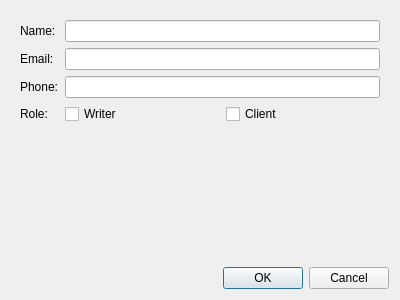
This is ccreatecontactdialog.ui in lazin87/KotkaSource as Qt 5 draws it before an edit. The edited form follows.
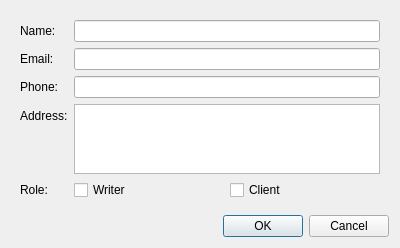
This is the edited form.

Commit message: implemented validation methods to ccontactcreate dialog

Patch:
```diff
--- a/ccreatecontactdialog.ui
+++ b/ccreatecontactdialog.ui
@@ -7,7 +7,7 @@
     <x>0</x>
     <y>0</y>
     <width>400</width>
-    <height>300</height>
+    <height>244</height>
    </rect>
   </property>
   <property name="windowTitle">
@@ -49,14 +49,14 @@
         <item row="2" column="1">
          <widget class="QLineEdit" name="phoneLineEdit"/>
         </item>
-        <item row="3" column="0">
+        <item row="4" column="0">
          <widget class="QLabel" name="roleLabel">
           <property name="text">
            <string>Role:</string>
           </property>
          </widget>
         </item>
-        <item row="3" column="1">
+        <item row="4" column="1">
          <widget class="QWidget" name="widget_2" native="true">
           <layout class="QHBoxLayout" name="horizontalLayout_2">
            <property name="leftMargin">
@@ -88,6 +88,16 @@
           </layout>
          </widget>
         </item>
+        <item row="3" column="0">
+         <widget class="QLabel" name="addressLabel">
+          <property name="text">
+           <string>Address:</string>
+          </property>
+         </widget>
+        </item>
+        <item row="3" column="1">
+         <widget class="QPlainTextEdit" name="addressPlainTextEdit"/>
+        </item>
        </layout>
       </item>
      </layout>
```
The commit also changes 3 other files.
